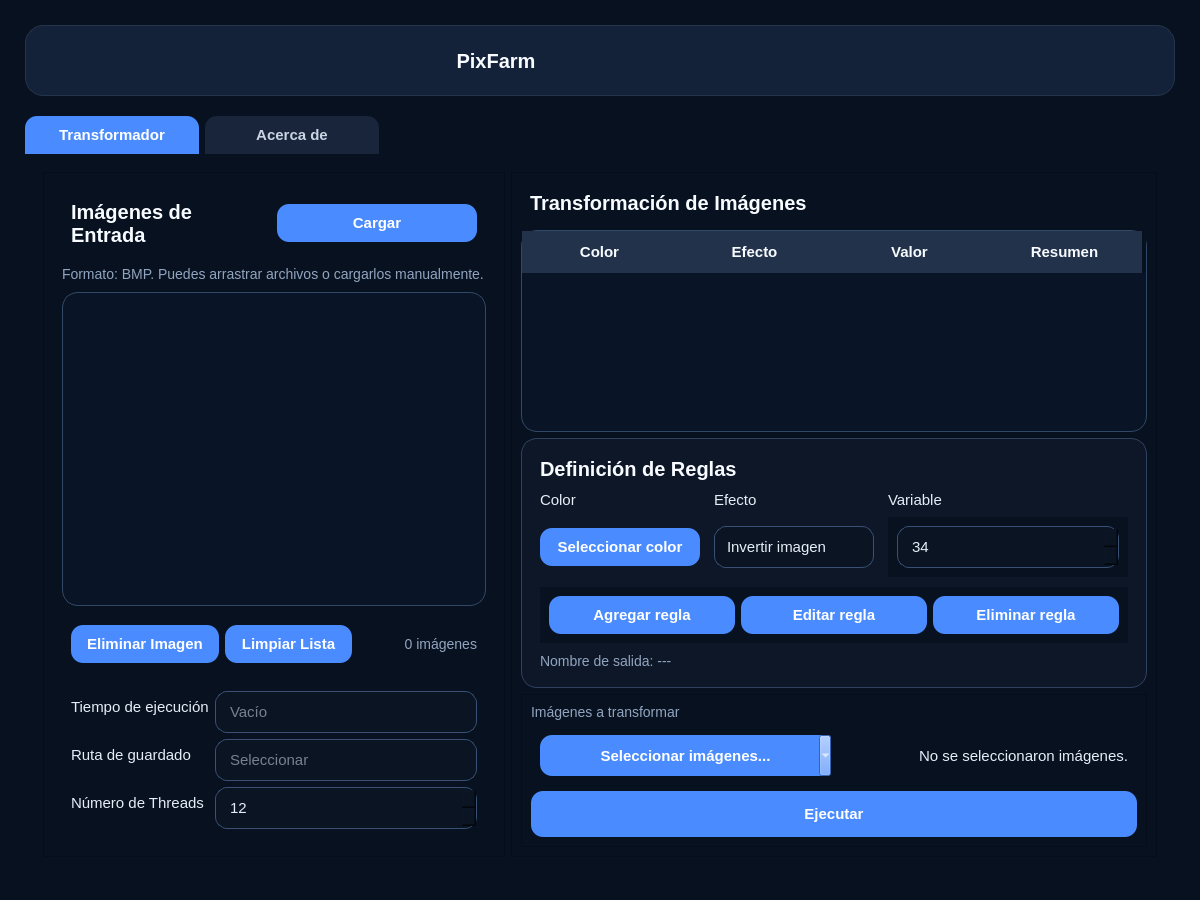
Qt form (RETO) BixFarm/editables/PixFarm.ui (iiRoy/Implementation-of-wide-area-networks-and-distributed-services) before a commit.
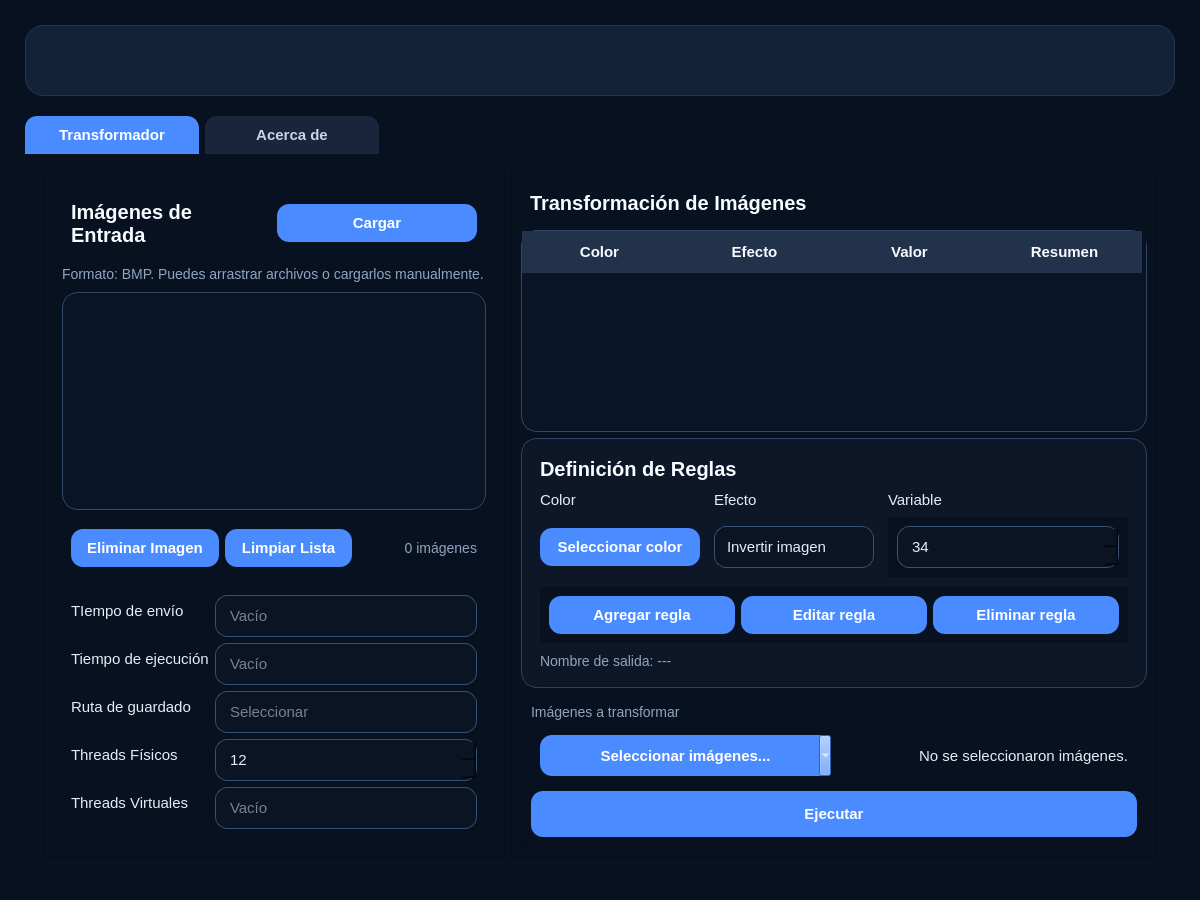
The same form after that commit. Icons and pictures are not drawn.

Commit message: feat(pixfarm): add logo assets and update interface

```diff
--- a/(RETO) BixFarm/editables/PixFarm.ui
+++ b/(RETO) BixFarm/editables/PixFarm.ui
@@ -348,7 +348,19 @@
           </property>
           <item>
            <widget class="QWidget" name="centerHeaderContainer" native="true">
-            <layout class="QVBoxLayout" name="verticalLayout_3">
+            <property name="maximumSize">
+             <size>
+              <width>16777215</width>
+              <height>16777215</height>
+             </size>
+            </property>
+            <layout class="QHBoxLayout" name="horizontalLayout_11">
+             <property name="topMargin">
+              <number>0</number>
+             </property>
+             <property name="bottomMargin">
+              <number>0</number>
+             </property>
              <item>
               <widget class="QLabel" name="lblLogoProyecto">
                <property name="sizePolicy">
@@ -363,6 +375,12 @@
                  <height>0</height>
                 </size>
                </property>
+               <property name="maximumSize">
+                <size>
+                 <width>170</width>
+                 <height>16777215</height>
+                </size>
+               </property>
                <property name="font">
                 <font>
                  <family>Segoe UI</family>
@@ -371,7 +389,10 @@
                 </font>
                </property>
                <property name="text">
-                <string>PixFarm</string>
+                <string/>
+               </property>
+               <property name="pixmap">
+                <pixmap>../assets/PixFarm White .png</pixmap>
                </property>
                <property name="scaledContents">
                 <bool>false</bool>
@@ -379,6 +400,9 @@
                <property name="alignment">
                 <set>Qt::AlignmentFlag::AlignCenter</set>
                </property>
+               <property name="wordWrap">
+                <bool>false</bool>
+               </property>
               </widget>
              </item>
             </layout>
@@ -589,33 +613,50 @@
                    </property>
                    <layout class="QFormLayout" name="formLayout">
                     <item row="0" column="0">
+                     <widget class="QLabel" name="lblTiempoEnvioTitulo">
+                      <property name="text">
+                       <string>TIempo de envío</string>
+                      </property>
+                     </widget>
+                    </item>
+                    <item row="0" column="1">
+                     <widget class="QLineEdit" name="txtTiempoEnvio">
+                      <property name="readOnly">
+                       <bool>true</bool>
+                      </property>
+                      <property name="placeholderText">
+                       <string>Vacío</string>
+                      </property>
+                     </widget>
+                    </item>
+                    <item row="1" column="0">
                      <widget class="QLabel" name="lblTiempoTitulo">
                       <property name="text">
                        <string>Tiempo de ejecución</string>
                       </property>
                      </widget>
                     </item>
-                    <item row="2" column="0">
+                    <item row="1" column="1">
+                     <widget class="QLineEdit" name="txtTiempoEjecucion">
+                      <property name="text">
+                       <string/>
+                      </property>
+                      <property name="readOnly">
+                       <bool>true</bool>
+                      </property>
+                      <property name="placeholderText">
+                       <string>Vacío</string>
+                      </property>
+                     </widget>
+                    </item>
+                    <item row="3" column="0">
                      <widget class="QLabel" name="lblRutaTitulo">
                       <property name="text">
                        <string>Ruta de guardado</string>
                       </property>
                      </widget>
                     </item>
-                    <item row="0" column="1">
-                     <widget class="QLineEdit" name="txtTiempoEjecucion">
-                      <property name="text">
-                       <string/>
-                      </property>
-                      <property name="readOnly">
-                       <bool>true</bool>
-                      </property>
-                      <property name="placeholderText">
-                       <string>Vacío</string>
-                      </property>
-                     </widget>
-                    </item>
-                    <item row="2" column="1">
+                    <item row="3" column="1">
                      <widget class="QLineEdit" name="txtRutaGuardado">
                       <property name="text">
                        <string/>
@@ -625,14 +666,14 @@
                       </property>
                      </widget>
                     </item>
-                    <item row="3" column="0">
+                    <item row="4" column="0">
                      <widget class="QLabel" name="lblNumberThreads">
                       <property name="text">
-                       <string>Número de Threads</string>
+                       <string>Threads Físicos</string>
                       </property>
                      </widget>
                     </item>
-                    <item row="3" column="1">
+                    <item row="4" column="1">
                      <widget class="QSpinBox" name="txtNumberThreads">
                       <property name="minimum">
                        <number>1</number>
@@ -645,6 +686,23 @@
                       </property>
                      </widget>
                     </item>
+                    <item row="5" column="1">
+                     <widget class="QLineEdit" name="txtNumberThreadsVirtuales">
+                      <property name="readOnly">
+                       <bool>true</bool>
+                      </property>
+                      <property name="placeholderText">
+                       <string>Vacío</string>
+                      </property>
+                     </widget>
+                    </item>
+                    <item row="5" column="0">
+                     <widget class="QLabel" name="lblNumberThreadsVirtuales">
+                      <property name="text">
+                       <string>Threads Virtuales</string>
+                      </property>
+                     </widget>
+                    </item>
                    </layout>
                   </widget>
                  </item>
```
Left out of the diff: 2 changed lines with no effect on the pictures. The commit also changes 3 other files.
